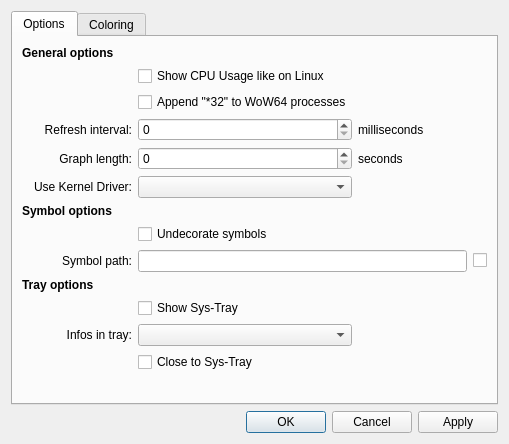
Qt form TaskExplorer/Forms/SettingsWindow.ui (DavidXanatos/TaskExplorer) before a commit.
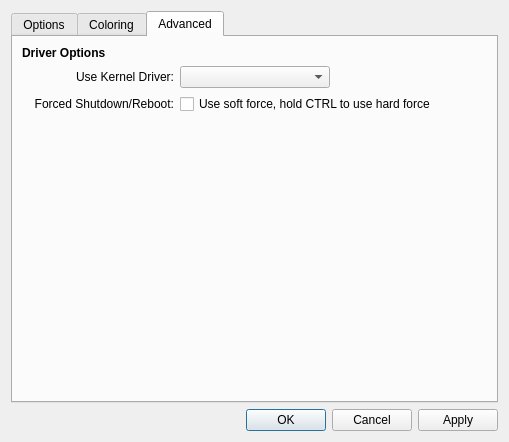
The same form after that commit.

Diff of the .ui file:
```diff
--- a/TaskExplorer/Forms/SettingsWindow.ui
+++ b/TaskExplorer/Forms/SettingsWindow.ui
@@ -7,7 +7,7 @@
     <x>0</x>
     <y>0</y>
     <width>509</width>
-    <height>415</height>
+    <height>418</height>
    </rect>
   </property>
   <property name="sizePolicy">
@@ -36,11 +36,16 @@
     <layout class="QVBoxLayout" name="verticalLayout">
      <item>
       <widget class="QTabWidget" name="tabWidget">
+       <property name="font">
+        <font>
+         <kerning>true</kerning>
+        </font>
+       </property>
        <property name="tabPosition">
         <enum>QTabWidget::North</enum>
        </property>
        <property name="currentIndex">
-        <number>0</number>
+        <number>2</number>
        </property>
        <widget class="QWidget" name="tab">
         <attribute name="title">
@@ -252,18 +257,22 @@
              </property>
             </widget>
            </item>
-           <item row="5" column="0">
-            <widget class="QLabel" name="label_14">
+           <item row="1" column="1">
+            <widget class="QCheckBox" name="chkLinuxStyle">
              <property name="text">
-              <string>Use Kernel Driver:</string>
+              <string>Show CPU Usage like on Linux</string>
              </property>
-             <property name="alignment">
-              <set>Qt::AlignRight|Qt::AlignTrailing|Qt::AlignVCenter</set>
+             <property name="tristate">
+              <bool>true</bool>
              </property>
             </widget>
            </item>
            <item row="5" column="1">
-            <widget class="QComboBox" name="useDriver"/>
+            <widget class="QCheckBox" name="chkUdpCons">
+             <property name="text">
+              <string>Show Pseudo UDP Connections</string>
+             </property>
+            </widget>
            </item>
           </layout>
          </item>
@@ -334,6 +343,106 @@
          </item>
         </layout>
        </widget>
+       <widget class="QWidget" name="tab_3">
+        <attribute name="title">
+         <string>Advanced</string>
+        </attribute>
+        <layout class="QGridLayout" name="gridLayout_6">
+         <item row="0" column="0">
+          <layout class="QGridLayout" name="gridLayout_5">
+           <item row="3" column="2">
+            <spacer name="horizontalSpacer_5">
+             <property name="orientation">
+              <enum>Qt::Horizontal</enum>
+             </property>
+             <property name="sizeHint" stdset="0">
+              <size>
+               <width>40</width>
+               <height>20</height>
+              </size>
+             </property>
+            </spacer>
+           </item>
+           <item row="3" column="0">
+            <spacer name="horizontalSpacer">
+             <property name="orientation">
+              <enum>Qt::Horizontal</enum>
+             </property>
+             <property name="sizeHint" stdset="0">
+              <size>
+               <width>40</width>
+               <height>20</height>
+              </size>
+             </property>
+            </spacer>
+           </item>
+           <item row="0" column="0">
+            <widget class="QLabel" name="label_15">
+             <property name="font">
+              <font>
+               <weight>75</weight>
+               <bold>true</bold>
+              </font>
+             </property>
+             <property name="text">
+              <string>Driver Options</string>
+             </property>
+            </widget>
+           </item>
+           <item row="1" column="0">
+            <widget class="QLabel" name="label_14">
+             <property name="text">
+              <string>Use Kernel Driver:</string>
+             </property>
+             <property name="alignment">
+              <set>Qt::AlignRight|Qt::AlignTrailing|Qt::AlignVCenter</set>
+             </property>
+            </widget>
+           </item>
+           <item row="1" column="1">
+            <widget class="QComboBox" name="useDriver">
+             <property name="minimumSize">
+              <size>
+               <width>150</width>
+               <height>0</height>
+              </size>
+             </property>
+            </widget>
+           </item>
+           <item row="3" column="1">
+            <spacer name="verticalSpacer_2">
+             <property name="orientation">
+              <enum>Qt::Vertical</enum>
+             </property>
+             <property name="sizeHint" stdset="0">
+              <size>
+               <width>20</width>
+               <height>40</height>
+              </size>
+             </property>
+            </spacer>
+           </item>
+           <item row="2" column="1" colspan="2">
+            <widget class="QCheckBox" name="chkSoftForce">
+             <property name="text">
+              <string>Use soft force, hold CTRL to use hard force</string>
+             </property>
+            </widget>
+           </item>
+           <item row="2" column="0">
+            <widget class="QLabel" name="label_16">
+             <property name="text">
+              <string>Forced Shutdown/Reboot:</string>
+             </property>
+             <property name="alignment">
+              <set>Qt::AlignRight|Qt::AlignTrailing|Qt::AlignVCenter</set>
+             </property>
+            </widget>
+           </item>
+          </layout>
+         </item>
+        </layout>
+       </widget>
       </widget>
      </item>
      <item>
```
Left out of the diff: 232 changed lines with no effect on the pictures.
